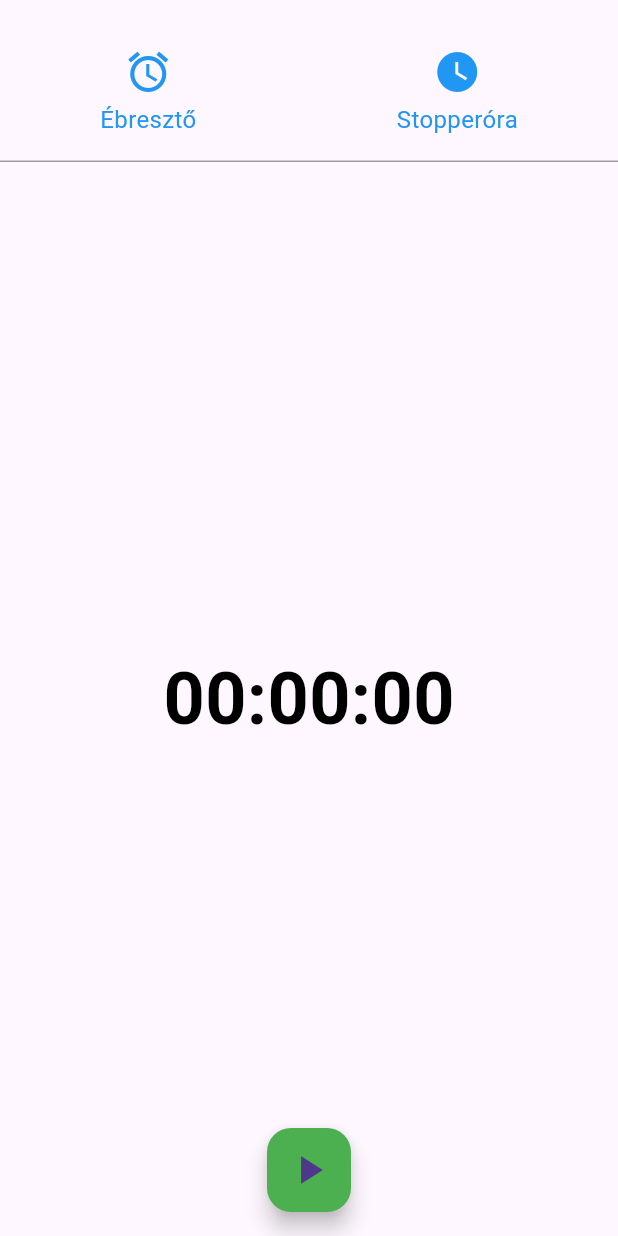
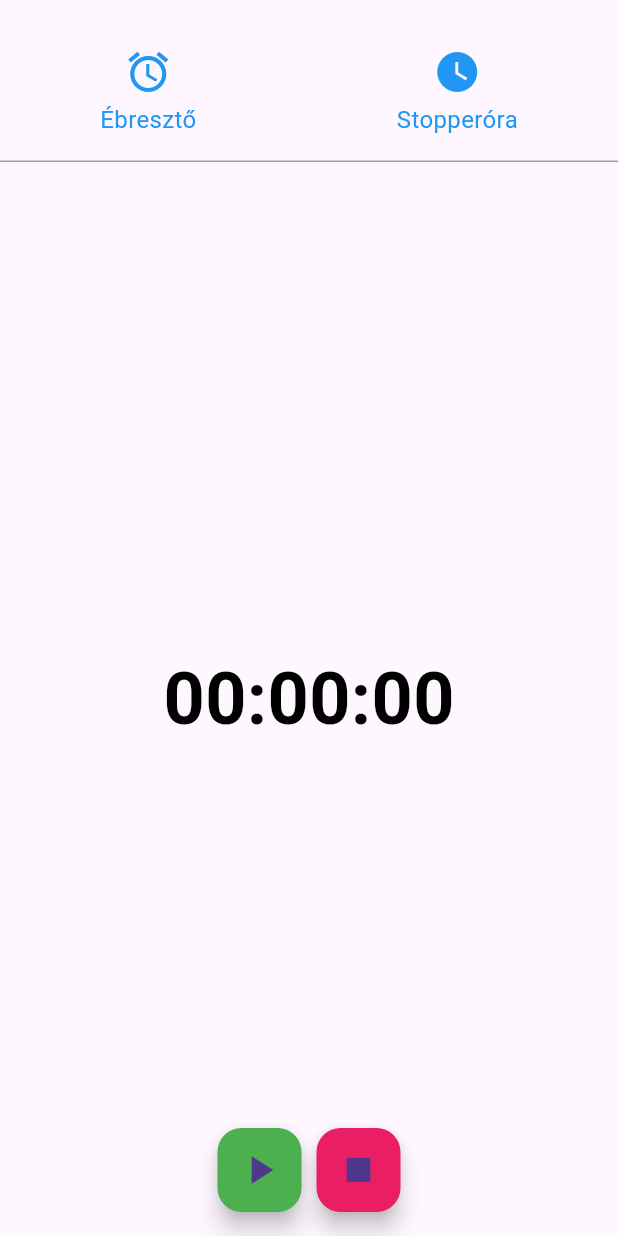
Before and after one commit to FenyvesiPeti/Ebreszto_stopperora, a Flutter app: the TimerPage screen opened directly, on a phone screen of 412 x 824 dp. Run offline on Flutter 3.47's test engine with Material 3 defaults, Android fonts, the phone set to English and light mode, and no system bars.

Commit message:
Add files via upload

```diff
--- a/lib/timer_page.dart
+++ b/lib/timer_page.dart
@@ -1,38 +1,139 @@
 import 'package:flutter/material.dart';
+import 'dart:async';
 import 'header_widget.dart';
 
-//A stopperóra törzse. Egy szöveg ami a stopperórát mutatja, és egy lebegő gomb ami elindítja a stopperórát.
-class TimerPage extends StatelessWidget {
+class TimerPage extends StatefulWidget {
+  @override
+  _TimerPageState createState() => _TimerPageState();
+}
+
+class _TimerPageState extends State<TimerPage> {
+  late Timer _timer;
+  int _milliseconds = 0;
+  bool _isRunning = false;
+  List<String> _flaggedTimes = [];
+
+  void _startTimer() {
+    if (!_isRunning) {
+      _timer = Timer.periodic(Duration(seconds: 1), (timer) {
+        setState(() {
+          _milliseconds += 1000;
+        });
+      });
+      setState(() {
+        _isRunning = true;
+      });
+    }
+  }
+
+  void _stopTimer() {
+    if (_isRunning) {
+      _timer.cancel();
+      setState(() {
+        _isRunning = false;
+      });
+    }
+  }
+
+  void _resetTimer() {
+    setState(() {
+      _milliseconds = 0;
+      _flaggedTimes.clear();
+    });
+  }
+
+  void _flagTime() {
+    setState(() {
+      _flaggedTimes.add(_formatTime(_milliseconds));
+    });
+  }
+
+  String _formatTime(int milliseconds) {
+    int seconds = milliseconds ~/ 1000;
+    int minutes = seconds ~/ 60;
+    int hours = minutes ~/ 60;
+    String formattedTime =
+      '${hours.toString().padLeft(2, '0')}:'
+      '${(minutes % 60).toString().padLeft(2, '0')}:'
+      '${(seconds % 60).toString().padLeft(2, '0')}';
+    return formattedTime;
+  }
+
+  @override
+  void dispose() {
+    _timer.cancel();
+    super.dispose();
+  }
+
   @override
   Widget build(BuildContext context) {
     return Scaffold(
       body: Column(
         children: [
-          //Használjuk a header widgetet
           HeaderWidget(),
-          const Expanded(
+          Expanded(
             child: Center(
-              child: Text(
-                '00:00:00',
-                style: TextStyle(
+              child: Column(
+                mainAxisAlignment: MainAxisAlignment.center,
+                children: [
+                  Text(
+                    _formatTime(_milliseconds),
+                    style: const TextStyle(
                       fontSize: 48,
                       fontWeight: FontWeight.bold,
                       color: Colors.black,
                     ),
                   ),
+                  ..._flaggedTimes.map((time) => Text(
+                    time,
+                    style: const TextStyle(
+                      fontSize: 24,
+                      color: Colors.black,
+                    ),
+                  )).toList(),
+                ],
+              ),
             ),
           ),
         ],
       ),
-      //Lebegő gomb ami elindítja a stopperórát
-      floatingActionButton: FloatingActionButton(
-        onPressed: () {
-          // Majd ide kód
-          print('Play Button Pressed');
-        },
-        // "Play" ikon a gomb közepére
+      floatingActionButton: Row(
+        mainAxisAlignment: MainAxisAlignment.center,
+        children: [
+          Offstage(
+            offstage: _isRunning,
+            child: FloatingActionButton(
+              onPressed: _startTimer,
               child: Icon(Icons.play_arrow, size: 32),
               backgroundColor: Colors.green,
+            ),
+          ),
+          Offstage(
+            offstage: !_isRunning,
+            child: FloatingActionButton(
+              onPressed: _stopTimer,
+              child: Icon(Icons.pause, size: 32),
+              backgroundColor: Colors.red,
+            ),
+          ),
+          const SizedBox(width: 10),
+          Offstage(
+            offstage: !_isRunning,
+            child: FloatingActionButton(
+              onPressed: _flagTime,
+              child: Icon(Icons.flag, size: 32),
+              backgroundColor: Colors.blue,
+            ),
+          ),
+          Offstage(
+            offstage: _isRunning,
+            child: FloatingActionButton(
+              onPressed: _resetTimer,
+              child: Icon(Icons.stop, size: 32),
+              backgroundColor: Colors.pink,
+            ),
+          ),
+        ],
       ),
       floatingActionButtonLocation: FloatingActionButtonLocation.centerFloat,
     );
```
Also changed, not shown: lib/main.dart (+6 -6 lines). Lines whose indentation alone changed are shown as unchanged.
